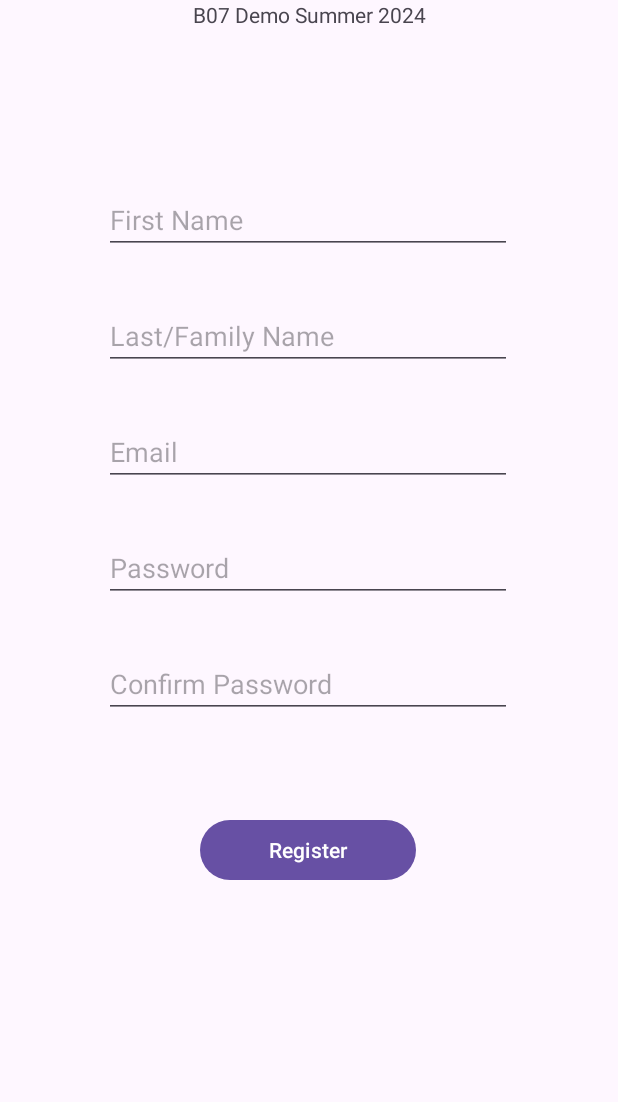
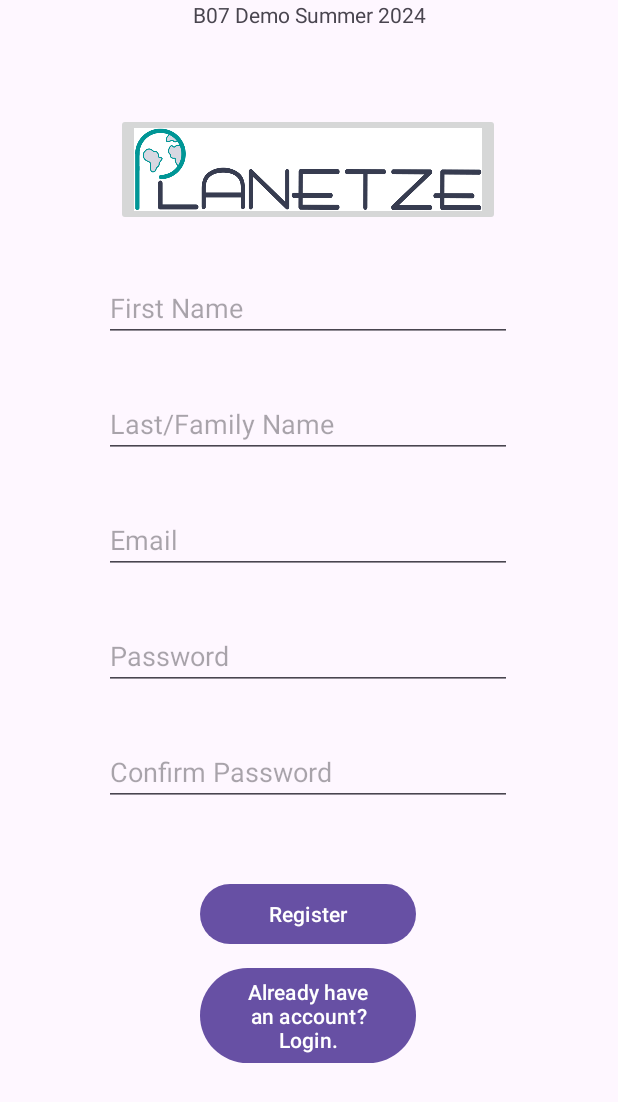
Before and after one commit to jjkader/B07Project, an Android app: the fragment RegisterFragment placed in its activity, after a tap on "Register", on a phone screen of 412 x 824 dp. Shown: the top 1102 px of the screen. Run offline under Robolectric (Android 15) with nearby library versions, the phone set to English and light mode, and no system bars; our stand-ins replace Firebase (no records; nobody signed in at launch, a user with empty details on screens opened directly).

Commit message:
feat: Implement register functionality and add extra buttons on register page to go to login and homepage

```diff
--- a/app/build.gradle.kts
+++ b/app/build.gradle.kts
@@ -33,8 +33,7 @@ android {
 }
 
 dependencies {
-    implementation(platform(libs.firebase.bom))
-    implementation(libs.firebase.auth)
+
     implementation(libs.appcompat)
     implementation(libs.material)
     implementation(libs.activity)
@@ -43,6 +42,9 @@ dependencies {
     implementation(libs.annotation)
     implementation(libs.lifecycle.livedata.ktx)
     implementation(libs.lifecycle.viewmodel.ktx)
+    implementation(platform(libs.firebase.bom))
+    implementation(libs.firebase.auth)
+    implementation(libs.google.firebase.database)
     testImplementation(libs.junit)
     androidTestImplementation(libs.ext.junit)
     androidTestImplementation(libs.espresso.core)
--- a/app/src/main/java/com/example/b07demosummer2024/HomeFragment.java
+++ b/app/src/main/java/com/example/b07demosummer2024/HomeFragment.java
@@ -5,6 +5,7 @@ import android.view.LayoutInflater;
 import android.view.View;
 import android.view.ViewGroup;
 import android.widget.Button;
+
 import androidx.annotation.NonNull;
 import androidx.annotation.Nullable;
 import androidx.fragment.app.Fragment;
@@ -56,7 +57,8 @@ public class HomeFragment extends Fragment {
 
         buttonRegister.setOnClickListener(new View.OnClickListener() {
             @Override
-            public void onClick(View v) { loadFragment(new RegisterFragment());}
+            public void onClick(View v) { loadFragment(new RegisterFragment());
+            }
         });
 
         return view;
--- a/app/src/main/java/com/example/b07demosummer2024/RegisterFragment.java
+++ b/app/src/main/java/com/example/b07demosummer2024/RegisterFragment.java
@@ -4,12 +4,25 @@ import android.os.Bundle;
 
 import androidx.annotation.NonNull;
 import androidx.annotation.Nullable;
+import androidx.fragment.app.Fragment;
+import androidx.fragment.app.FragmentTransaction;
 
 import android.view.LayoutInflater;
 import android.view.View;
 import android.view.ViewGroup;
 import android.widget.Button;
 import android.widget.EditText;
+import android.widget.ImageButton;
+import android.widget.Toast;
+
+import com.google.android.gms.tasks.OnCompleteListener;
+import com.google.android.gms.tasks.Task;
+import com.google.firebase.auth.AuthResult;
+import com.google.firebase.database.DatabaseReference;
+import com.google.firebase.database.FirebaseDatabase;
+import com.google.firebase.auth.FirebaseAuth;
+import com.google.firebase.auth.FirebaseUser;
+
 
 public class RegisterFragment extends LoginFragment {
 
@@ -18,7 +31,7 @@ public class RegisterFragment extends LoginFragment {
 
 
     public RegisterFragment() {
-        // Required empty public constructor
+
     }
 
     @Nullable
@@ -26,7 +39,9 @@ public class RegisterFragment extends LoginFragment {
     public View onCreateView(@NonNull LayoutInflater inflater, @Nullable ViewGroup container, @Nullable Bundle savedInstanceState) {
         View view = inflater.inflate(R.layout.fragment_register, container, false);
 
+        ImageButton logo = view.findViewById(R.id.planetzeLogo);
         Button buttonRegister = view.findViewById(R.id.buttonRegisterCred);
+        Button buttonLogin = view.findViewById(R.id.buttonLogin);
 
         firstNameText = (EditText) view.findViewById(R.id.editTextFirstName);
         lastNameText = (EditText) view.findViewById(R.id.editTextLastName);
@@ -34,12 +49,52 @@ public class RegisterFragment extends LoginFragment {
         passText = (EditText) view.findViewById(R.id.editTextRegPassword);
         passConfirmText = (EditText) view.findViewById(R.id.editTextConfirmPass);
 
+        logo.setOnClickListener(new View.OnClickListener(){
+           @Override
+           public void onClick(View v){
+               loadFragment(new HomeFragment());
+           }
+        });
+
+        buttonLogin.setOnClickListener(new View.OnClickListener(){
+            @Override
+            public void onClick(View v){
+                loadFragment(new LoginFragment());
+            }
+        });
 
         buttonRegister.setOnClickListener(new View.OnClickListener() {
             @Override
             public void onClick(View v) {
+                FirebaseAuth auth = FirebaseAuth.getInstance();
                 setCredentials();
-                // TODO: Send confirmation email, add account to database
+                if (!(checkFields())){
+                    loadFragment(new RegisterFragment());
+                    return;
+                }
+                if (auth.getCurrentUser() != null){
+                    auth.signOut();
+                }
+                auth.createUserWithEmailAndPassword(email, password)
+                        .addOnCompleteListener(requireActivity(), new OnCompleteListener<AuthResult>() {
+                            @Override
+                            public void onComplete(@NonNull Task<AuthResult> task) {
+                                if (task.isSuccessful()) {
+                                    FirebaseUser user = auth.getCurrentUser();
+                                    sendEmail(user);
+                                }
+                                else {
+                                    Toast.makeText(getContext(), "Authentication failed.",
+                                            Toast.LENGTH_SHORT).show();
+                                }
+                            }
+                        });
+                User u = new User(first_name, last_name, email, password);
+                DatabaseReference db = FirebaseDatabase.getInstance(
+                        "https://b07project-725cc-default-rtdb.firebaseio.com/").getReference();
+                addToDatabase(db, u);
+                Toast.makeText(getContext(), "Redirecting to Login Page!", Toast.LENGTH_LONG).show();
+                loadFragment(new LoginFragment());
             }
         });
 
@@ -48,12 +103,11 @@ public class RegisterFragment extends LoginFragment {
 
     @Override
     public boolean checkFields() {
-        super.checkFields();
-        if (!passConfirmText.getText().toString().equals(passText.getText().toString())) {
+        if (firstNameText.getText().length() == 0 || lastNameText.getText().length() == 0 || !super.checkFields()) {
             return false;
         }
+        return passConfirmText.getText().toString().equals(passText.getText().toString());
         // TODO: add check for null and processing for valid/invalid name
-        return true;
     }
 
     @Override
@@ -64,6 +118,37 @@ public class RegisterFragment extends LoginFragment {
             email = emailText.getText().toString();
             password = passText.getText().toString();
         }
+        else{
+            Toast.makeText(getContext(), "Invalid registration attempt", Toast.LENGTH_LONG).show();
+        }
         // TODO: if checkFields() fails, add message/error handling
     }
+    public void sendEmail(FirebaseUser user){
+        user.sendEmailVerification()
+                .addOnCompleteListener(requireActivity(), new OnCompleteListener() {
+                    @Override
+                    public void onComplete(@NonNull Task task) {
+                        if (task.isSuccessful()) {
+                            Toast.makeText(getContext(), "Sent verification email!", Toast.LENGTH_LONG).show();
+                        }
+                        else {
+                            Toast.makeText(getContext(), "Unable to send verification email!", Toast.LENGTH_LONG).show();
+                            loadFragment(new RegisterFragment());
+                            Toast.makeText(getContext(), "Authentication failed.",
+                                    Toast.LENGTH_SHORT).show();
+                        }
+                    }
+                });
+
+    }
+    public void addToDatabase(DatabaseReference db, User u){
+        DatabaseReference key = db.child("users").push();
+        key.setValue(u);
+    }
+    public void loadFragment(Fragment fragment){
+        FragmentTransaction transaction = getParentFragmentManager().beginTransaction();
+        transaction.replace(R.id.fragment_container, fragment);
+        transaction.addToBackStack(null);
+        transaction.commit();
+    }
 }
--- a/app/src/main/res/layout/fragment_register.xml
+++ b/app/src/main/res/layout/fragment_register.xml
@@ -7,21 +7,40 @@
     android:layout_height="match_parent"
     tools:context=".RegisterFragment" >
 
+    <ImageButton
+        android:src="@drawable/planetze_logo"
+        android:id="@+id/planetzeLogo"
+        android:layout_width="wrap_content"
+        android:layout_height="wrap_content"
+        android:scaleType="fitCenter"
+        android:adjustViewBounds="true"
+        android:maxWidth="256dp"
+        android:maxHeight="256dp"
+        android:layout_marginStart="64dp"
+        android:layout_marginEnd="64dp"
+        android:layout_marginTop="64dp"
+        android:layout_marginBottom="16dp"
+        app:layout_constraintBottom_toTopOf="@+id/editTextFirstName"
+        app:layout_constraintEnd_toEndOf="parent"
+        app:layout_constraintStart_toStartOf="parent"
+        app:layout_constraintTop_toTopOf="parent" />
+
     <EditText
         android:id="@+id/editTextFirstName"
         android:layout_width="0dp"
         android:layout_height="wrap_content"
         android:layout_marginStart="64dp"
-        android:layout_marginTop="64dp"
+        android:layout_marginTop="16dp"
         android:layout_marginEnd="64dp"
         android:layout_marginBottom="16dp"
         android:ems="10"
         android:hint="First Name"
         android:inputType="text"
+        app:layout_constraintTop_toBottomOf="@+id/planetzeLogo"
         app:layout_constraintBottom_toTopOf="@+id/editTextLastName"
         app:layout_constraintEnd_toEndOf="parent"
-        app:layout_constraintStart_toStartOf="parent"
-        app:layout_constraintTop_toTopOf="parent" />
+        app:layout_constraintHorizontal_bias="0.0"
+        app:layout_constraintStart_toStartOf="parent" />
 
     <EditText
         android:id="@+id/editTextLastName"
@@ -78,7 +97,7 @@
         android:layout_marginStart="64dp"
         android:layout_marginTop="16dp"
         android:layout_marginEnd="64dp"
-        android:layout_marginBottom="64dp"
+        android:layout_marginBottom="32dp"
         android:ems="10"
         android:hint="Confirm Password"
         android:inputType="textPassword"
@@ -92,10 +111,25 @@
         android:layout_width="0dp"
         android:layout_height="wrap_content"
         android:layout_marginStart="128dp"
-        android:layout_marginTop="64dp"
+        android:layout_marginTop="16dp"
         android:layout_marginEnd="128dp"
         android:text="Register"
         app:layout_constraintEnd_toEndOf="parent"
         app:layout_constraintStart_toStartOf="parent"
-        app:layout_constraintTop_toBottomOf="@+id/editTextConfirmPass" />
+        app:layout_constraintTop_toBottomOf="@+id/editTextConfirmPass"
+        app:layout_constraintBottom_toTopOf="@+id/buttonLogin" />
+
+    <Button
+        android:id="@+id/buttonLogin"
+        android:layout_width="0dp"
+        android:layout_height="wrap_content"
+        android:layout_marginStart="128dp"
+        android:layout_marginTop="8dp"
+        android:layout_marginEnd="128dp"
+        android:layout_marginBottom="96dp"
+        android:text="Already have an account? Login."
+        app:layout_constraintEnd_toEndOf="parent"
+        app:layout_constraintStart_toStartOf="parent"
+        app:layout_constraintTop_toBottomOf="@+id/buttonRegisterCred"
+        app:layout_constraintBottom_toBottomOf="parent"/>
 </androidx.constraintlayout.widget.ConstraintLayout>
--- a/gradle/libs.versions.toml
+++ b/gradle/libs.versions.toml
@@ -17,6 +17,7 @@ lifecycleViewmodelKtx = "2.6.1"
 [libraries]
 firebase-auth = { module = "com.google.firebase:firebase-auth" }
 firebase-bom = { module = "com.google.firebase:firebase-bom", version.ref = "firebaseBom" }
+google-firebase-database = { module = "com.google.firebase:firebase-database" }
 junit = { group = "junit", name = "junit", version.ref = "junit" }
 ext-junit = { group = "androidx.test.ext", name = "junit", version.ref = "junitVersion" }
 espresso-core = { group = "androidx.test.espresso", name = "espresso-core", version.ref = "espressoCore" }
```
Also changed, not shown: app/src/main/java/com/example/b07demosummer2024/User.java (added, +17 -0 lines), 1 other file.
